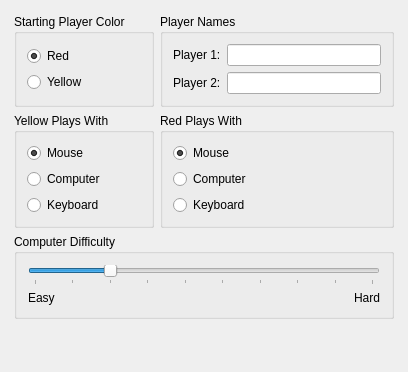
Qt form src/settings.ui (KDE/kfourinline) before a commit.
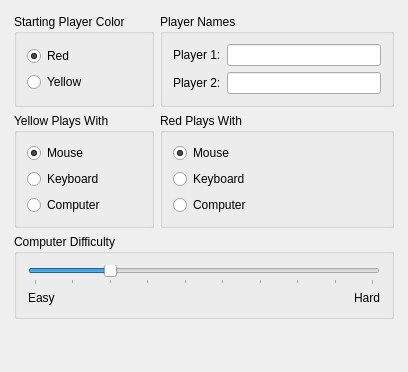
The same form after that commit.

Commit message:
KFCG && Prefs do not manage a group box but each button as group box seem to not work.
allow cmd line option --skipintro to directly start a game
(suggestion by mailing list)

The edit to the form file:
```diff
--- a/src/settings.ui
+++ b/src/settings.ui
@@ -115,19 +115,19 @@
            </widget>
           </item>
           <item>
-           <widget class="QRadioButton" name="radioButton7" >
-            <property name="text" >
-             <string>Computer</string>
-            </property>
-           </widget>
-          </item>
-          <item>
-           <widget class="QRadioButton" name="radioButton8" >
+           <widget class="QRadioButton" name="kcfg_input1key" >
             <property name="text" >
              <string>Keyboard</string>
             </property>
            </widget>
           </item>
+          <item>
+           <widget class="QRadioButton" name="kcfg_input1ai" >
+            <property name="text" >
+             <string>Computer</string>
+            </property>
+           </widget>
+          </item>
          </layout>
         </item>
        </layout>
@@ -164,19 +164,19 @@
            </widget>
           </item>
           <item>
-           <widget class="QRadioButton" name="radioButton4" >
-            <property name="text" >
-             <string>Computer</string>
-            </property>
-           </widget>
-          </item>
-          <item>
-           <widget class="QRadioButton" name="radioButton5" >
+           <widget class="QRadioButton" name="kcfg_input0key" >
             <property name="text" >
              <string>Keyboard</string>
             </property>
            </widget>
           </item>
+          <item>
+           <widget class="QRadioButton" name="kcfg_input0ai" >
+            <property name="text" >
+             <string>Computer</string>
+            </property>
+           </widget>
+          </item>
          </layout>
         </item>
        </layout>
```
Left out of the diff: 14 changed lines with no effect on the pictures. The commit also changes 7 other files.
